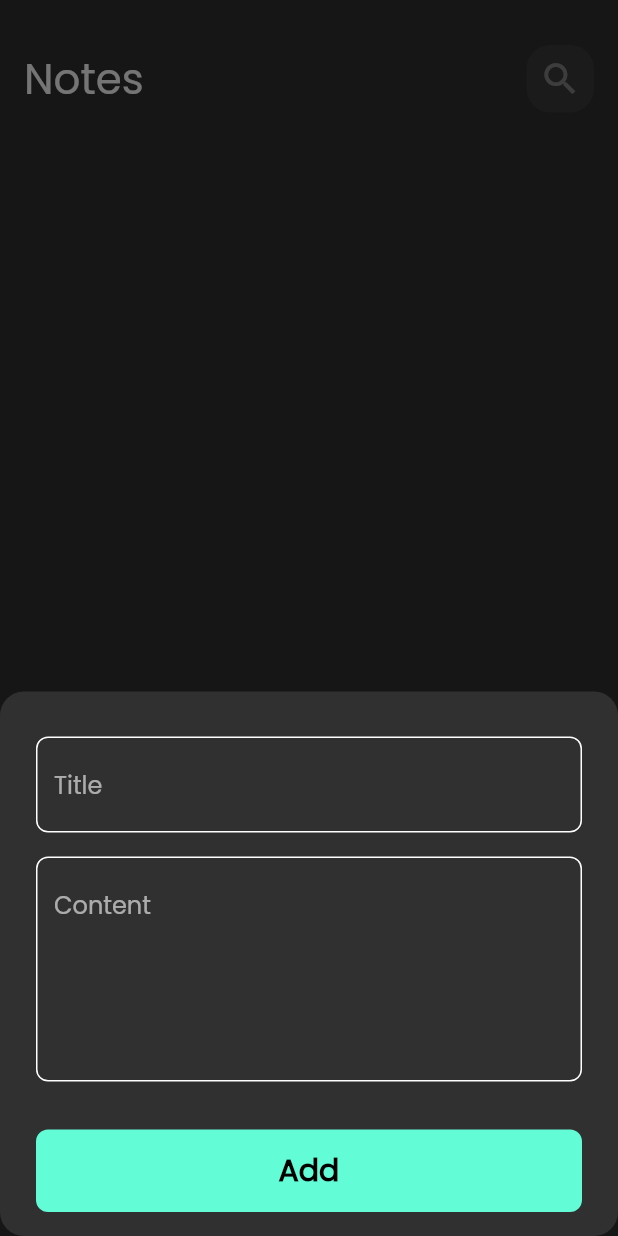
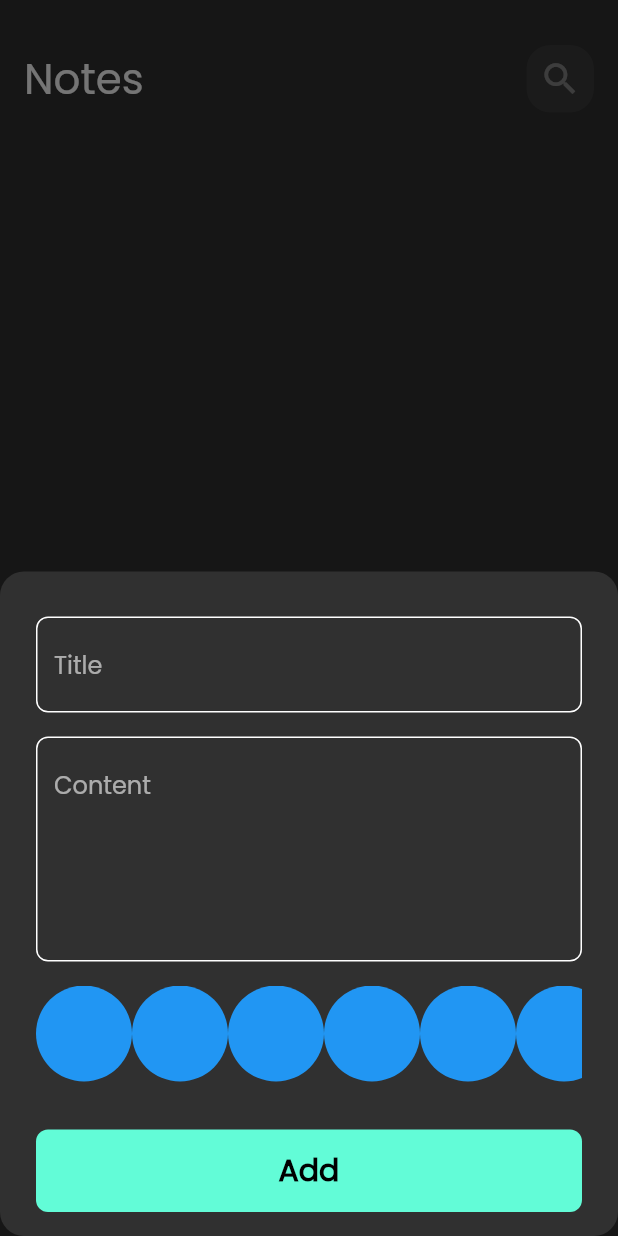
Before and after one commit to fadelnajem/notes_app, a Flutter app: the screen it shows after launch, after a tap on the "add" icon, on a phone screen of 412 x 824 dp. Run offline on Flutter 3.47's test engine with Material 2 defaults, Android fonts, the phone set to English and light mode, and no system bars; our stand-ins replace flutter_bloc, font_awesome_flutter, hive, hive_flutter; accounts and stored records are empty.

Commit message:
create color list view part 1

```diff
--- a/lib/widget/add_note_form.dart
+++ b/lib/widget/add_note_form.dart
@@ -4,6 +4,7 @@ import 'package:intl/intl.dart';
 import 'package:notes_app/cubits/add_note_cubit/add_note_cubit.dart';
 import 'package:notes_app/models/note_model.dart';
 
+import 'colors_list_view.dart';
 import 'custom_botton.dart';
 import 'custom_text_field.dart';
 
@@ -45,6 +46,10 @@ class _AddNoteFormState extends State<AddNoteForm> {
             hintText: 'Content',
             maxLines: 5,
           ),
+          const SizedBox(
+            height: 16,
+          ),
+          const ColorsListView(),
           BlocBuilder<AddNoteCubit, AddNoteState>(
             builder: (context, state) {
               return CustomBotton(
--- /dev/null
+++ b/lib/widget/colors_list_view.dart
@@ -0,0 +1,33 @@
+
+
+
+import 'package:flutter/material.dart';
+
+class ColorItem extends StatelessWidget {
+  const ColorItem({super.key});
+
+  @override
+  Widget build(BuildContext context) {
+    return const CircleAvatar(
+      backgroundColor: Colors.blue,
+      radius: 32,
+    );
+  }
+}
+
+class ColorsListView extends StatelessWidget {
+  const ColorsListView({super.key});
+
+  @override
+  Widget build(BuildContext context) {
+    return SizedBox(
+      height: 32 * 2,
+      child: ListView.builder(
+        scrollDirection: Axis.horizontal,
+        itemBuilder: (context, index) {
+          return const ColorItem();
+        },
+      ),
+    );
+  }
+}
--- a/lib/widget/custom_app_bar.dart
+++ b/lib/widget/custom_app_bar.dart
@@ -3,7 +3,8 @@ import 'package:flutter/material.dart';
 import 'custom_search_icon.dart';
 
 class CustomAppBar extends StatelessWidget {
-  const CustomAppBar({super.key, required this.title, required this.icon, this.onPressed});
+  const CustomAppBar(
+      {super.key, required this.title, required this.icon, this.onPressed});
   final String title;
   final IconData icon;
   final void Function()? onPressed;
@@ -19,9 +20,12 @@ class CustomAppBar extends StatelessWidget {
           ),
         ),
         const Spacer(),
-        CustomSearchIcon(
-          onPressed: onPressed,
-          icon: icon,
+        GestureDetector(
+
+          child: CustomSearchIcon(
+            onPressed: onPressed,
+            icon: icon,
+          ),
         ),
       ],
     );
--- a/lib/widget/notes_view_body.dart
+++ b/lib/widget/notes_view_body.dart
@@ -30,6 +30,7 @@ class _NotesViewBodyState extends State<NotesViewBody> {
             height: 30,
           ),
           CustomAppBar(
+
             title: 'Notes',
             icon: Icons.search,
           ),
```
